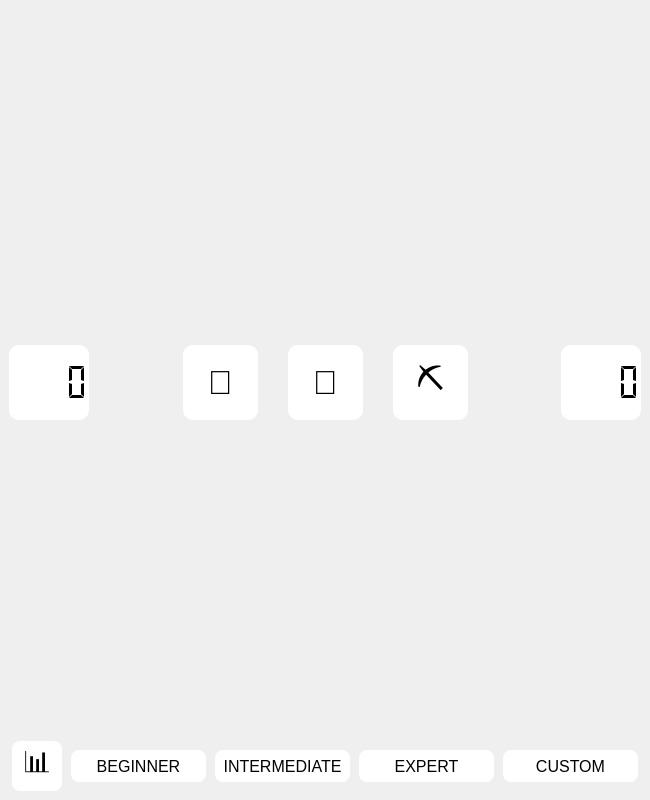
Old version of the form minesweeper_ui.ui in the repository rekin5320/minesweeper.
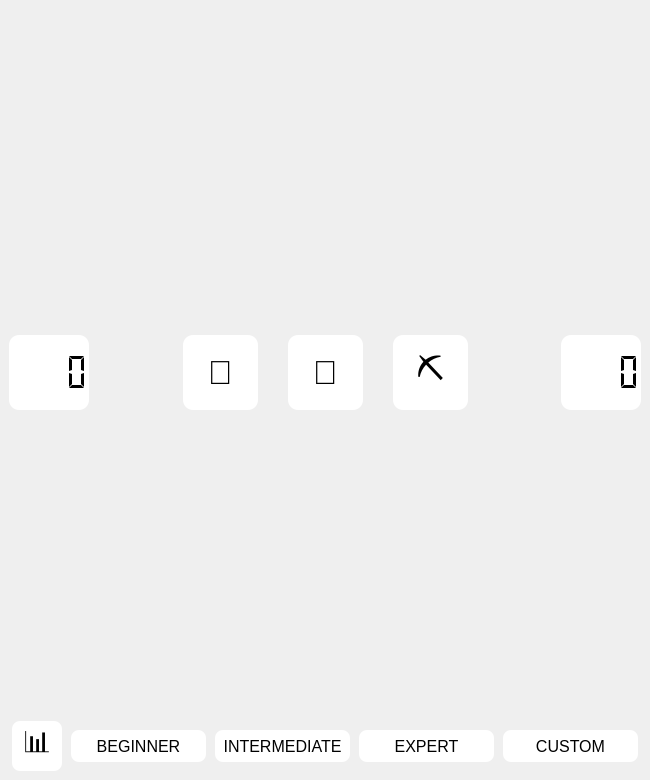
New version of the form. Icons and pictures are not drawn.

Commit message: Decreased window height

Patch:
```diff
--- a/minesweeper_ui.ui
+++ b/minesweeper_ui.ui
@@ -7,7 +7,7 @@
     <x>0</x>
     <y>0</y>
     <width>650</width>
-    <height>800</height>
+    <height>780</height>
    </rect>
   </property>
   <property name="windowTitle">
```
The commit also changes 1 other file.
